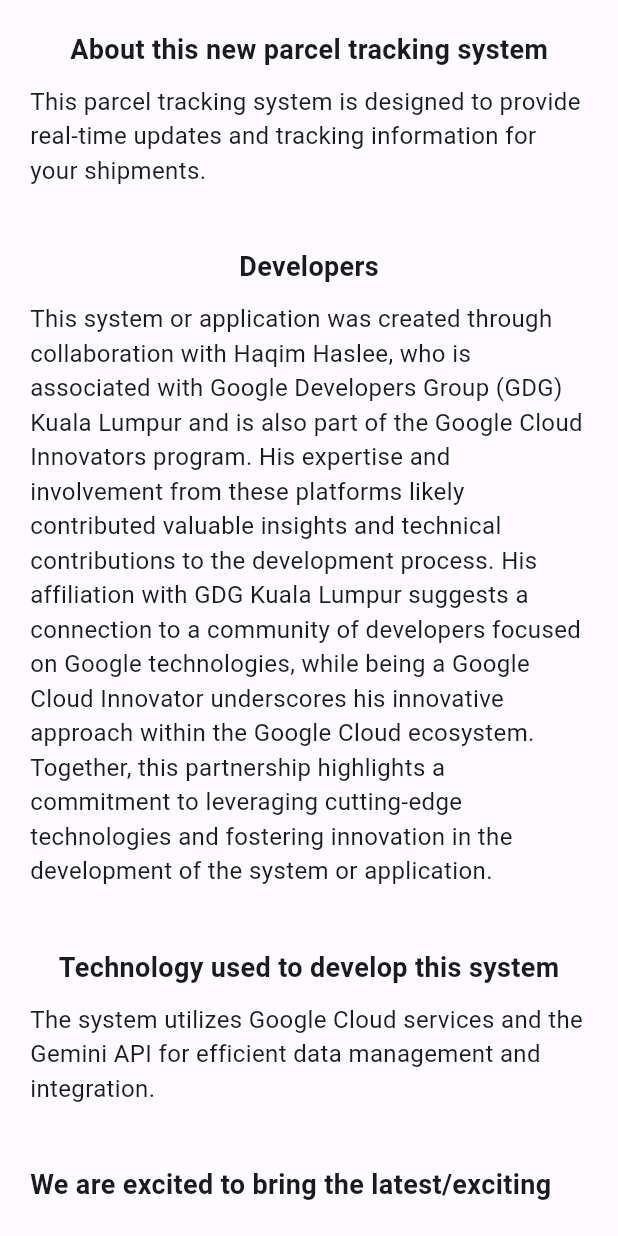
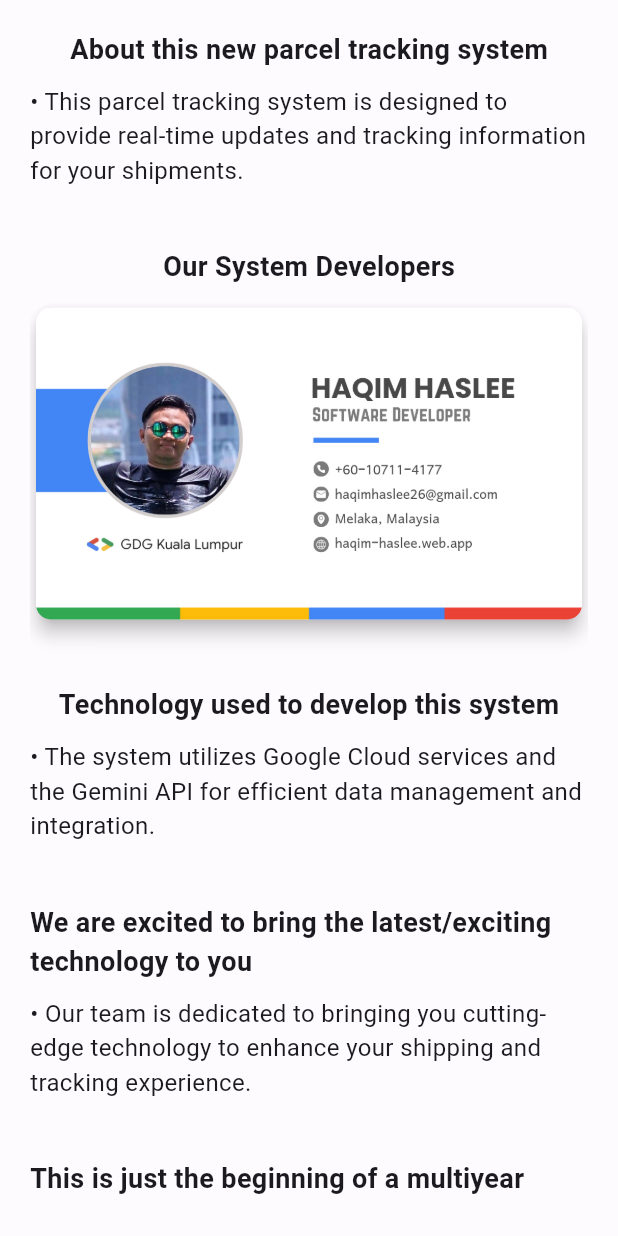
Before and after one commit to haqimhaslee/postalhub_client_mobile, a Flutter app: the About widget shown alone on an empty page, opened directly, on a phone screen of 412 x 824 dp. Run offline on Flutter 3.47's test engine with Material 3 defaults, Android fonts, the phone set to English and light mode, and no system bars; drawn by our look-alikes of dynamic_color; our stand-ins replace cloud_firestore, firebase_core, flutter_markdown, google_generative_ai, loading_animation_widget; accounts and stored records are empty; statements that could not run were skipped.

Commit message:
Minor changes -About page info

```diff
--- a/lib/pages/about/about.dart
+++ b/lib/pages/about/about.dart
@@ -13,64 +13,77 @@
     return Padding(
         padding: const EdgeInsets.all(20.0),
         child: ListView(
-          children: const [
+          children: [
             Column(
               crossAxisAlignment: CrossAxisAlignment.center,
               children: [
-                Text(
+                const Text(
                   'About this new parcel tracking system',
                   style: TextStyle(fontWeight: FontWeight.bold, fontSize: 18.0),
                 ),
-                SizedBox(height: 10.0),
-                Text(
-                  'This parcel tracking system is designed to provide real-time updates and tracking information for your shipments.',
+                const SizedBox(height: 10.0),
+                const Text(
+                  '• This parcel tracking system is designed to provide real-time updates and tracking information for your shipments.',
                   style: TextStyle(fontSize: 16.0),
                 ),
-                SizedBox(height: 40.0),
-                Text(
-                  'Developers',
+                const SizedBox(height: 40.0),
+                const Text(
+                  'Our System Developers',
                   style: TextStyle(fontWeight: FontWeight.bold, fontSize: 18.0),
                 ),
-                SizedBox(height: 10.0),
-                Text(
-                  'This system or application was created through collaboration with Haqim Haslee, who is associated with Google Developers Group (GDG) Kuala Lumpur and is also part of the Google Cloud Innovators program. His expertise and involvement from these platforms likely contributed valuable insights and technical contributions to the development process. His affiliation with GDG Kuala Lumpur suggests a connection to a community of developers focused on Google technologies, while being a Google Cloud Innovator underscores his innovative approach within the Google Cloud ecosystem. Together, this partnership highlights a commitment to leveraging cutting-edge technologies and fostering innovation in the development of the system or application.',
-                  style: TextStyle(fontSize: 16.0),
+                const SizedBox(height: 10.0),
+                Card(
+                  elevation: 5,
+                  child: ClipRRect(
+                    borderRadius: BorderRadius.circular(10),
+                    child: Image.asset(
+                      width: 400,
+                      'assets/images/dev_pic.png',
+                      fit: BoxFit.fill,
+                    ),
+                  ),
                 ),
-                SizedBox(height: 40.0),
-                Text(
+                const SizedBox(height: 40.0),
+                const Text(
                   'Technology used to develop this system',
                   style: TextStyle(fontWeight: FontWeight.bold, fontSize: 18.0),
                 ),
-                SizedBox(height: 10.0),
-                Text(
-                  'The system utilizes Google Cloud services and the Gemini API for efficient data management and integration.',
+                const SizedBox(height: 10.0),
+                const Text(
+                  '• The system utilizes Google Cloud services and the Gemini API for efficient data management and integration.',
                   style: TextStyle(fontSize: 16.0),
                 ),
-                SizedBox(height: 40.0),
-                Text(
+                const SizedBox(height: 40.0),
+                const Text(
                   'We are excited to bring the latest/exciting technology to you',
                   style: TextStyle(fontWeight: FontWeight.bold, fontSize: 18.0),
                 ),
-                SizedBox(height: 10.0),
-                Text(
-                  'Our team is dedicated to bringing you cutting-edge technology to enhance your shipping and tracking experience.',
+                const SizedBox(height: 10.0),
+                const Text(
+                  '• Our team is dedicated to bringing you cutting-edge technology to enhance your shipping and tracking experience.',
                   style: TextStyle(fontSize: 16.0),
                 ),
-                SizedBox(height: 40.0),
-                Text(
+                const SizedBox(height: 40.0),
+                const Text(
                   'This is just the beginning of a multiyear project',
                   style: TextStyle(fontWeight: FontWeight.bold, fontSize: 18.0),
                 ),
-                SizedBox(height: 10.0),
-                Text(
-                  'We are committed to expanding and improving this system over the coming years to provide even more features and reliability.',
+                const SizedBox(height: 10.0),
+                const Text(
+                  '• We are committed to expanding and improving this system over the coming years to provide even more features and reliability.',
                   style: TextStyle(fontSize: 16.0),
                 ),
-                SizedBox(height: 10.0),
-                Text(
-                  '~More exciting features coming soon 😁🙃~',
+                const SizedBox(height: 50.0),
+                const Text(
+                  'More exciting features coming soon... 🙃',
                   style: TextStyle(fontWeight: FontWeight.bold, fontSize: 18.0),
                 ),
+                const SizedBox(height: 50.0),
+                FilledButton(
+                    onPressed: () => showLicensePage(
+                          context: context,
+                        ),
+                    child: const Text("Licenses"))
               ],
             ),
           ],
--- a/pubspec.yaml
+++ b/pubspec.yaml
@@ -33,5 +33,6 @@
   uses-material-design: true
   assets:
   - assets/images/postalhub_logo.jpg
+  - assets/images/dev_pic.png
   - assets/gif/not_found.gif
   - assets/gif/search.gif
```
Also changed, not shown: assets/images/dev_pic.png (added), 1 other file.
